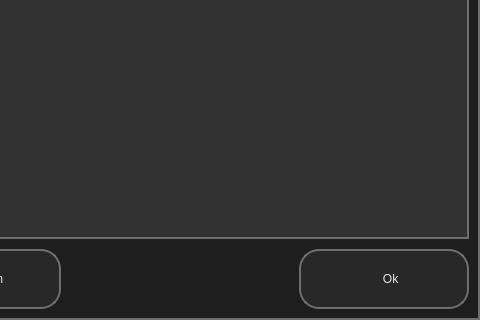
First picture: the form in ui/ui_01_add_item.ui, repository il721/EasyBack, before the edit; both pictures show x 120 to 600 and y 480 to 800 of the 600 by 800 pixel window.
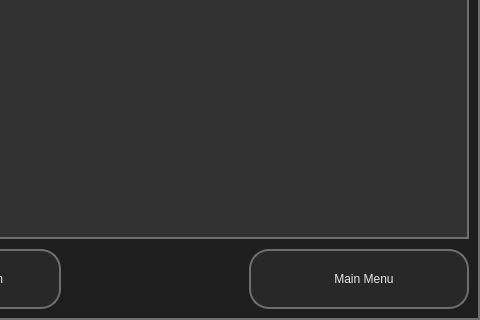
Second picture: the form after the edit. Icons and pictures are not drawn.

Commit message: Some edit in "Add Item" dialog

Diff of the .ui file:
```diff
--- a/ui/ui_01_add_item.ui
+++ b/ui/ui_01_add_item.ui
@@ -277,12 +277,12 @@
        </property>
        <property name="minimumSize">
         <size>
-         <width>170</width>
+         <width>220</width>
          <height>60</height>
         </size>
        </property>
        <property name="text">
-        <string>    Ok</string>
+        <string>   Main Menu</string>
        </property>
        <property name="icon">
         <iconset resource="dop_win_rc.qrc">
@@ -290,8 +290,8 @@
        </property>
        <property name="iconSize">
         <size>
-         <width>35</width>
-         <height>35</height>
+         <width>60</width>
+         <height>60</height>
         </size>
        </property>
       </widget>
```
Left out of the diff: 2 changed lines with no effect on the pictures. The commit also changes 6 other files.
